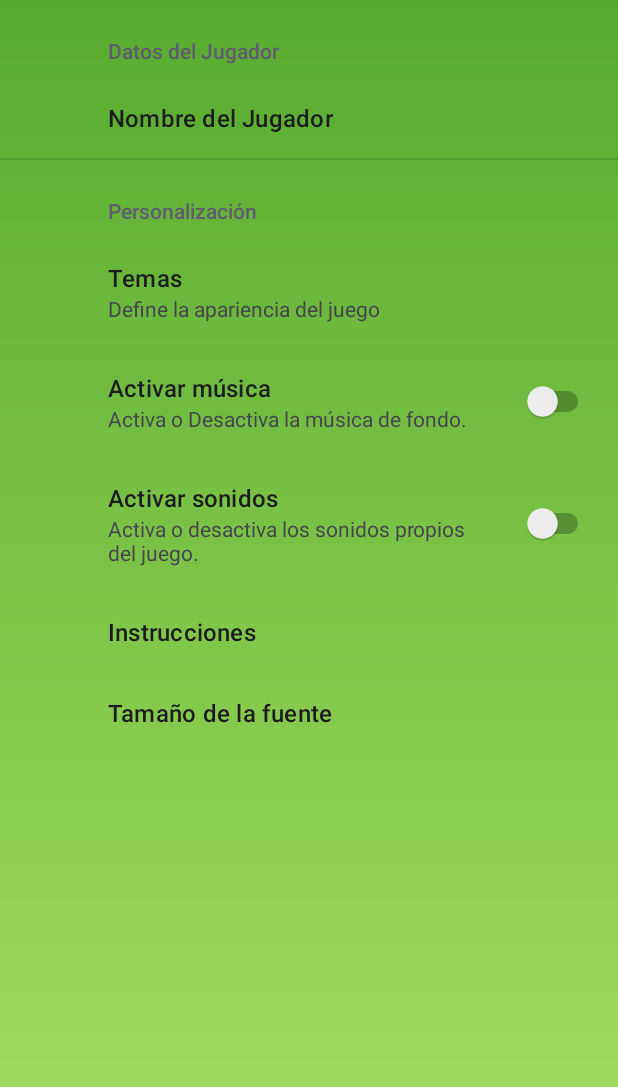
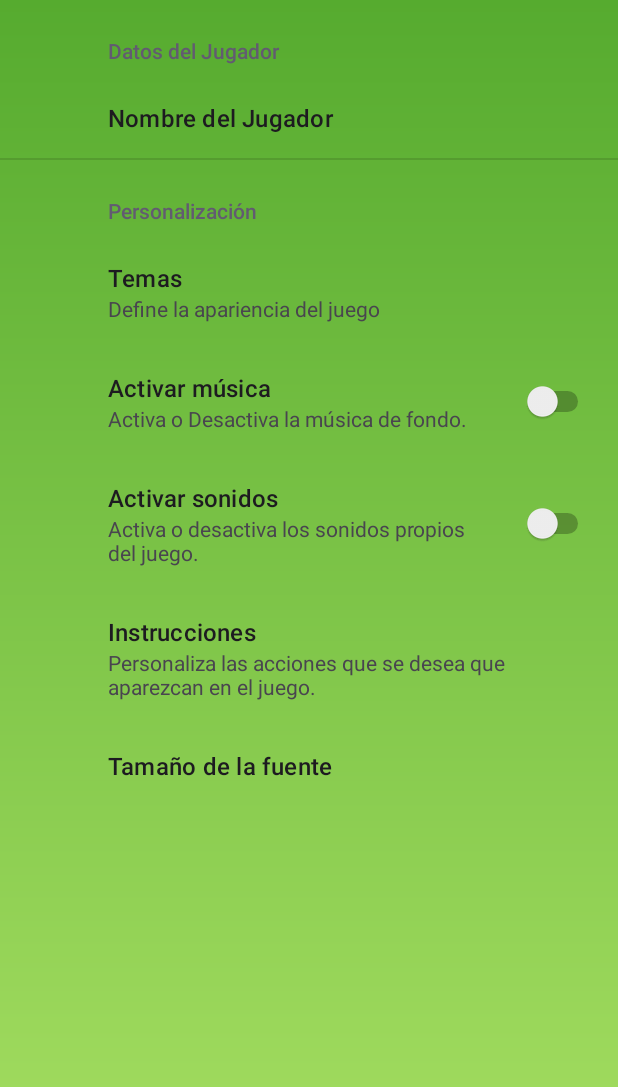
Before and after one commit to Dyciel/BopBop, an Android app: the SettingsActivity screen opened directly, with no data from a screen before it, on a phone screen of 412 x 824 dp. Shown: the top 1087 px of the screen. Run offline under Robolectric (Android 15) with nearby library versions, the phone set to English and light mode, and no system bars; our stand-ins replace androidx.preference; 1 statement that could not run was skipped.

Commit message:
Ajustes menores en pantalla Settings (arreglo de descripción de opcion de Instrucciones)

```diff
--- a/app/src/main/res/xml/preferencias.xml
+++ b/app/src/main/res/xml/preferencias.xml
@@ -37,7 +37,10 @@
             android:title="Instrucciones"
             app:entries="@array/valorinstrucciones"
             app:entryValues="@array/clavesinstrucciones"
-            app:key="instruction" />
+            app:key="instruction"
+            android:summary="Personaliza las acciones que se desea que aparezcan en el juego."
+            />
+
         <EditTextPreference
             android:key="tamañotexto"
             android:title="Tamaño de la fuente"
```
